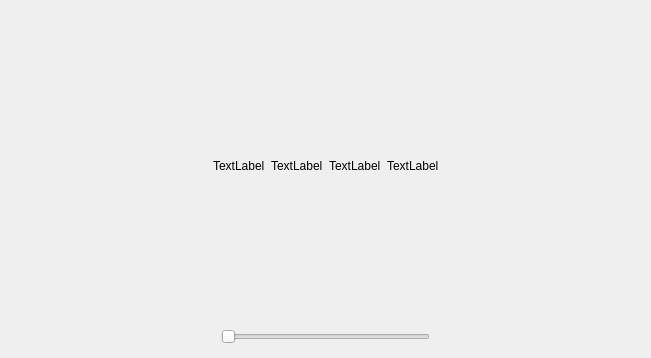
Before: the Qt Designer form Sources/App/SkillsMixer/skillsmixer.ui in timattt/Cognitia-II, drawn with Qt 5.
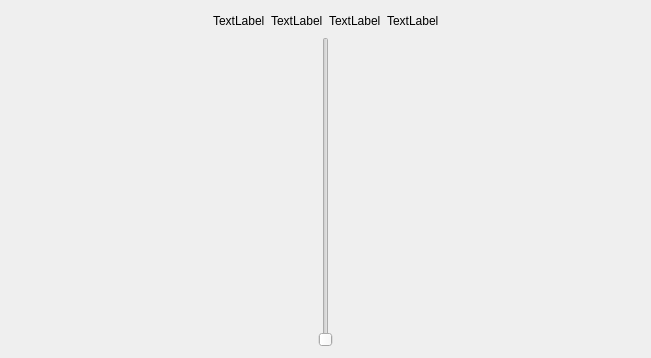
After: the same form once the commit is applied.

The edit to the form file:
```diff
--- a/Sources/App/SkillsMixer/skillsmixer.ui
+++ b/Sources/App/SkillsMixer/skillsmixer.ui
@@ -90,7 +90,7 @@
      <item>
       <widget class="QSlider" name="horizontalSlider">
        <property name="orientation">
-        <enum>Qt::Horizontal</enum>
+        <enum>Qt::Vertical</enum>
        </property>
       </widget>
      </item>
```
